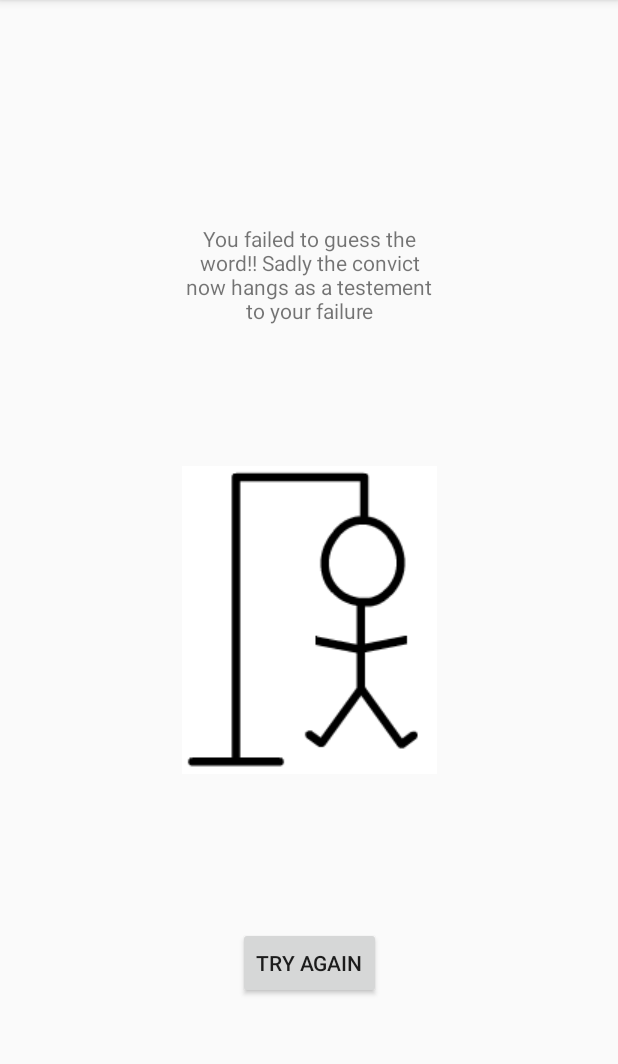
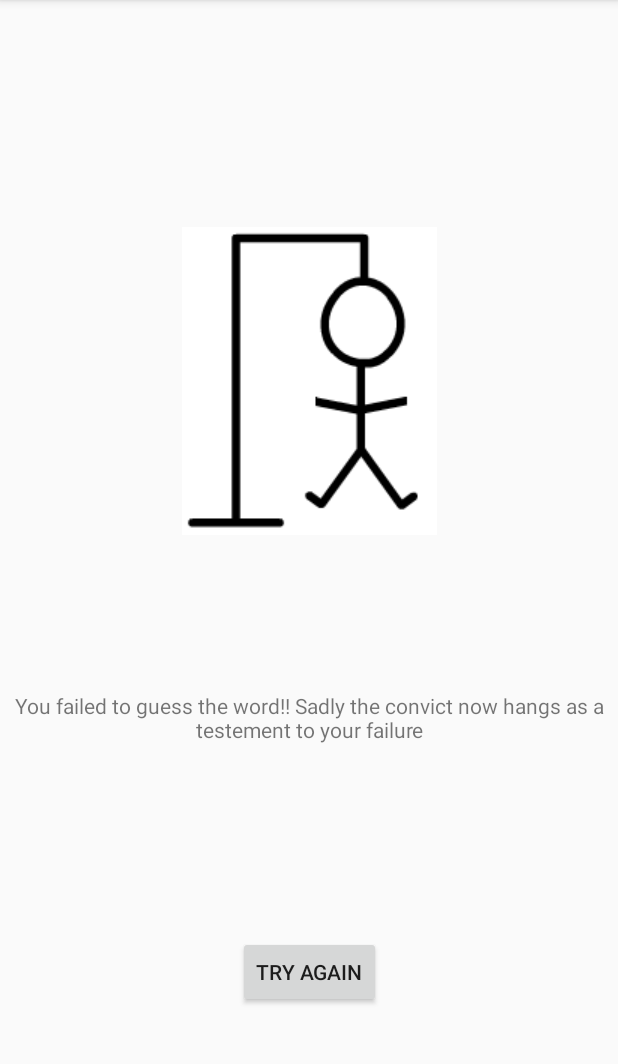
Before and after one commit to hjaltebaekgaard/HangManProject, an Android app: the GameLostActivity screen opened directly, with no data from a screen before it, on a phone screen of 412 x 824 dp, the part 84-1148 px from its top. Run offline under Robolectric (Android 15) with nearby library versions, the phone set to English and light mode, and no system bars; network calls fail; 3 statements that could not run were skipped.

Commit message:
Adjusted layout slightly, added winner's sound added condition for word from DR

```diff
--- a/app/src/main/java/com/example/hvalfisk/notsosuckyhangman/GameWonActivity.java
+++ b/app/src/main/java/com/example/hvalfisk/notsosuckyhangman/GameWonActivity.java
@@ -1,6 +1,7 @@
 package com.example.hvalfisk.notsosuckyhangman;
 
 import android.content.Intent;
+import android.media.MediaPlayer;
 import android.support.v7.app.AppCompatActivity;
 import android.os.Bundle;
 import android.view.View;
@@ -46,6 +47,8 @@ public class GameWonActivity extends AppCompatActivity implements View.OnClickLi
         confirmLetter.setOnClickListener(this);
         confirmLetter.setText("Try again");
 
+        final MediaPlayer mp = MediaPlayer.create(this, R.raw.winner_sound);
+        mp.start();
     }
 
     @Override
--- a/app/src/main/java/com/example/hvalfisk/notsosuckyhangman/HangManLogic.java
+++ b/app/src/main/java/com/example/hvalfisk/notsosuckyhangman/HangManLogic.java
@@ -156,7 +156,8 @@ public class HangManLogic {
             replaceAll("&#229;", "å"). // erstat HTML-tegn
             replaceAll("[^a-zæøå]", " "). // fjern tegn der ikke er bogstaver
             replaceAll(" [a-zæøå] "," "). // fjern 1-bogstavsord
-            replaceAll(" [a-zæøå][a-zæøå] "," "); // fjern 2-bogstavsord
+            replaceAll(" [a-zæøå][a-zæøå] "," "). // fjern 2-bogstavsord
+            replaceAll("[bcdfghjklmnpqrstvxz]*"," "); //remove all words without vowels
 
     System.out.println("data = " + data);
     System.out.println("data = " + Arrays.asList(data.split("\\s+")));
--- a/app/src/main/res/layout/activity_finished_game.xml
+++ b/app/src/main/res/layout/activity_finished_game.xml
@@ -12,12 +12,14 @@
         android:layout_width="wrap_content"
         android:layout_height="wrap_content"
         android:layout_marginStart="36dp"
+        android:layout_marginTop="8dp"
         android:layout_marginEnd="36dp"
+        android:layout_marginBottom="8dp"
         android:adjustViewBounds="true"
-        app:layout_constraintBottom_toTopOf="@+id/playAgain"
+        app:layout_constraintBottom_toTopOf="@+id/finishedGameSpeech"
         app:layout_constraintEnd_toEndOf="parent"
         app:layout_constraintStart_toStartOf="parent"
-        app:layout_constraintTop_toBottomOf="@+id/finishedGameSpeech"
+        app:layout_constraintTop_toBottomOf="@+id/gameWord"
         app:srcCompat="@drawable/galge" />
 
     <TextView
@@ -38,24 +40,28 @@
         android:layout_width="wrap_content"
         android:layout_height="wrap_content"
         android:layout_marginStart="8dp"
-        android:layout_marginTop="8dp"
+        android:layout_marginTop="32dp"
         android:layout_marginEnd="8dp"
         android:layout_marginBottom="8dp"
         android:text="@string/game_confirm_button"
         app:layout_constraintBottom_toBottomOf="parent"
         app:layout_constraintEnd_toEndOf="parent"
         app:layout_constraintStart_toStartOf="parent"
-        app:layout_constraintTop_toBottomOf="@+id/gameOverImage" />
+        app:layout_constraintTop_toBottomOf="@+id/finishedGameSpeech" />
 
     <TextView
         android:id="@+id/finishedGameSpeech"
         android:layout_width="0dp"
         android:layout_height="wrap_content"
+        android:layout_marginStart="8dp"
+        android:layout_marginTop="8dp"
+        android:layout_marginEnd="8dp"
+        android:layout_marginBottom="8dp"
         android:gravity="center"
         android:text="GameOver"
-        app:layout_constraintBottom_toTopOf="@+id/gameOverImage"
-        app:layout_constraintEnd_toEndOf="@+id/gameOverImage"
-        app:layout_constraintStart_toStartOf="@+id/gameOverImage"
-        app:layout_constraintTop_toBottomOf="@+id/gameWord" />
+        app:layout_constraintBottom_toTopOf="@+id/playAgain"
+        app:layout_constraintEnd_toEndOf="parent"
+        app:layout_constraintStart_toStartOf="parent"
+        app:layout_constraintTop_toBottomOf="@+id/gameOverImage" />
 
 </android.support.constraint.ConstraintLayout>
```
Also changed, not shown: 1 other file.
